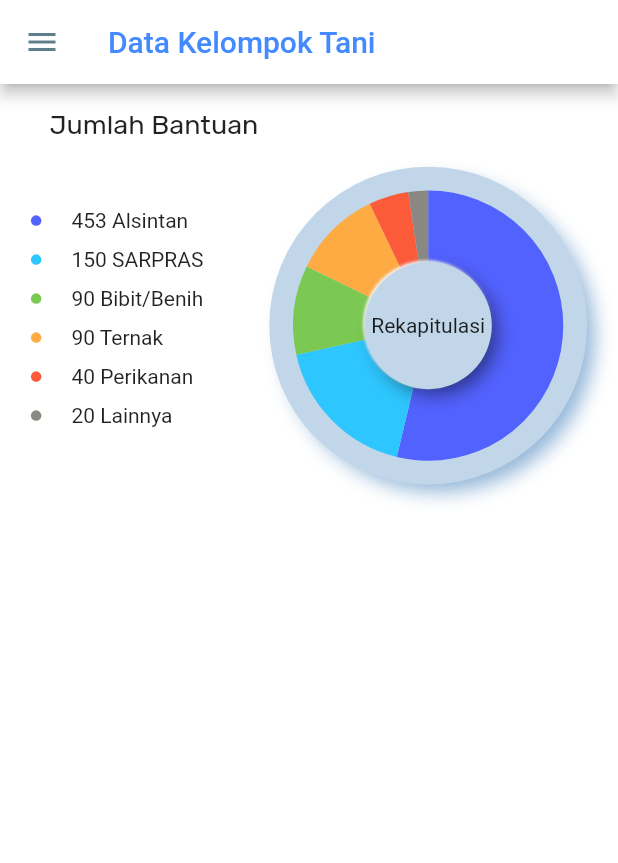
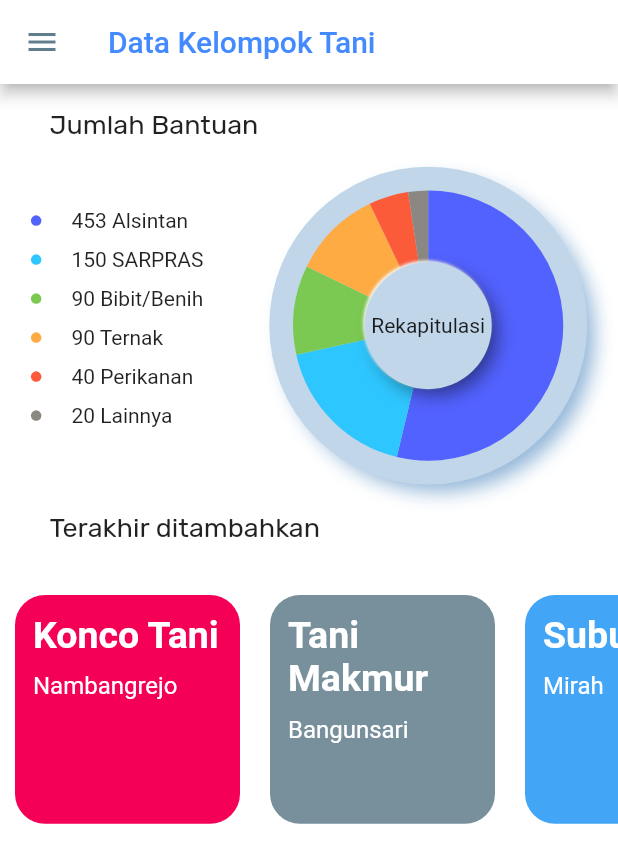
Before and after one commit to kholiqulrasydin/dakota, a Flutter app: the HomePage screen opened directly, on a phone screen of 412 x 824 dp. Shown: the top 863 px of the screen. Run offline on Flutter 3.47's test engine with Material 2 defaults, Android fonts, the phone set to English and light mode, and no system bars; our stand-ins replace google_fonts, simple_animations.

Commit message:
View All Updated

```diff
--- a/lib/dakota_view.dart
+++ b/lib/dakota_view.dart
@@ -21,7 +21,7 @@ class _DakotaViewState extends State<DakotaView> {
           },
           icon: Icon(
             Icons.arrow_back,
-            color: Colors.green,
+            color: Colors.blueAccent,
           ),
         ),
         title: Text('Profil Kelompok', style: TextStyle(color: Colors.blueGrey),),
@@ -38,10 +38,13 @@ class _DakotaViewState extends State<DakotaView> {
               height: 40,
             ),
             Row(
+              mainAxisAlignment: MainAxisAlignment.spaceBetween,
+              children: <Widget>[
+                Row(
                   children: [
                     Icon(
                       Icons.people,
-                  color: Colors.green,
+                      color: Colors.blueAccent,
                     ),
                     SizedBox(
                       width: 8,
@@ -50,6 +53,9 @@ class _DakotaViewState extends State<DakotaView> {
                       "Informasi Kelompok",
                       style: TextStyle(fontSize: 18, fontWeight: FontWeight.bold),
                     ),
+                  ],
+                ),
+                IconButton(icon: Icon(Icons.edit, color: Colors.blueAccent,), onPressed: (){},)
               ],
             ),
             Divider(
@@ -62,8 +68,8 @@ class _DakotaViewState extends State<DakotaView> {
             buildAccountOptionRow(context, "Nama Kelompok", widget.namaKelompok),
             buildAccountOptionRow(context, "Nomor Register", "202011080001"),
             buildAccountOptionRow(context, "Alamat", "Jl. Mawar 12, Dukuh Wetan"),
-            buildAccountOptionRow(context, "Kecamatan", "Sukorejo"),
-            buildAccountOptionRow(context, "Kelurahan/Desa", "Nambangrejo"),
+            buildAccountOptionRow(context, "Kecamatan", "Babadan"),
+            buildAccountOptionRow(context, "Kelurahan/Desa", "Japan"),
             buildAccountOptionRow(context, "Nama Ketua", "Sutejo"),
             buildAccountOptionRow(context, "Jumlah Anggota", "9 Orang"),
             buildAccountOptionRow(context, "Detail Lahan", "214 meter persegi non-sawah"),
@@ -72,10 +78,13 @@ class _DakotaViewState extends State<DakotaView> {
               height: 40,
             ),
             Row(
+              mainAxisAlignment: MainAxisAlignment.spaceBetween,
+              children: <Widget>[
+                Row(
                   children: [
                     Icon(
                       Icons.accessibility,
-                  color: Colors.green,
+                      color: Colors.blueAccent,
                     ),
                     SizedBox(
                       width: 8,
@@ -84,6 +93,9 @@ class _DakotaViewState extends State<DakotaView> {
                       "Bantuan",
                       style: TextStyle(fontSize: 18, fontWeight: FontWeight.bold),
                     ),
+                  ],
+                ),
+                IconButton(icon: Icon(Icons.add, color: Colors.blueAccent,), onPressed: (){})
               ],
             ),
             Divider(
@@ -143,11 +155,20 @@ class _DakotaViewState extends State<DakotaView> {
                   ],
                 ),
                 actions: [
+                  InkWell(
+                    onTap: (){},
+                    child: Row(
+                      children: <Widget>[
+                        Text('Hapus', style: TextStyle(color: Colors.redAccent.shade400),),
+                        Icon(Icons.delete, color: Colors.redAccent.shade400,),
+                      ],
+                    ),
+                  ),
                   FlatButton(
                       onPressed: () {
                         Navigator.of(context).pop();
                       },
-                      child: Text("Close")),
+                      child: Text("Tutup")),
                 ],
               );
             });
--- a/lib/home.dart
+++ b/lib/home.dart
@@ -1,4 +1,7 @@
+import 'dart:math';
+
 import 'package:dakota/dakota_add.dart';
+import 'package:dakota/dakota_view.dart';
 import 'package:dakota/dakota_viewAll.dart';
 import 'package:dakota/edit_profile_page.dart';
 import 'package:flutter/material.dart';
@@ -14,6 +17,39 @@ class HomePage extends StatefulWidget {
 
 class _HomePageState extends State<HomePage> {
   final _drawerKey = GlobalKey<ScaffoldState>();
+
+  final fData = [
+    {
+      "name": "Konco Tani",
+      "ketuaKelompok": "Sutejo",
+      "kelurahan": "Nambangrejo",
+      "image": "kontjotanie.jpg"
+    },
+    {
+      "name": "Tani Makmur",
+      "ketuaKelompok": "Bowo",
+      "kelurahan": "Bangunsari",
+      "image": "kontjotanie.jpg"
+    },
+    {
+      "name": "Subur Jaya",
+      "ketuaKelompok": "Suyatno",
+      "kelurahan": "Mirah",
+      "image": "kontjotanie.jpg"
+    },
+    {
+      "name": "Tani Makmur",
+      "ketuaKelompok": "Bambang",
+      "kelurahan": "Sukorejo",
+      "image": "kontjotanie.jpg"
+    },
+    {
+      "name": "Tani Subur",
+      "ketuaKelompok": "Rahmadi",
+      "kelurahan": "Ponorogo",
+      "image": "kontjotanie.jpg"
+    }
+  ];
 
   @override
   Widget build(BuildContext context) {
@@ -93,19 +129,6 @@ class _HomePageState extends State<HomePage> {
                   ),
                 ),
               ),
-              InkWell(
-                onTap: (){},
-                child: Container(
-                  width: width * 0.60,
-                  margin: EdgeInsets.only(bottom: height * 0.03),
-                  child: Column(
-                    children: <Widget>[
-                      Text('Kelompok Tani Berdasar Kecamatan', style: TextStyle(color: Colors.blueGrey),),
-                      Divider(color: Colors.blueGrey,)
-                    ],
-                  ),
-                ),
-              ),
             ],
           ),
         ),
@@ -125,7 +148,9 @@ class _HomePageState extends State<HomePage> {
           style: TextStyle(color: Colors.blueAccent),
         ),
       ),
-      body: Container(
+      body: SingleChildScrollView(
+        scrollDirection: Axis.vertical,
+        child: Container(
           child: Center(
             child: Column(
               children: <Widget>[
@@ -154,6 +179,19 @@ class _HomePageState extends State<HomePage> {
                           ),
                         ),
                       ),
+                      Container(
+                        alignment: Alignment.topLeft,
+                        margin: EdgeInsets.only(left: width * 0.08),
+                        child: Text('Terakhir ditambahkan', style:
+                        GoogleFonts.rubik(fontWeight: FontWeight.w400, fontSize: 18),),
+                      ),
+                      AnimatedContainer(
+                        duration: const Duration(milliseconds: 200),
+                        width: width,
+                        alignment: Alignment.topCenter,
+                        height: height * 0.27,
+                        child: LastAdded(fData),
+                      ),
                     ],
                   ),
                 ),
@@ -161,6 +199,79 @@ class _HomePageState extends State<HomePage> {
             ),
           ),
         ),
+      ),
     );
   }
 }
+class LastAdded extends StatelessWidget {
+  List fData;
+  LastAdded(this.fData);
+
+  var colors =[
+    Colors.teal.shade400,
+    Colors.blue.shade400,
+    Colors.deepPurpleAccent.shade400,
+    Colors.blueGrey.shade400,
+    Colors.amber.shade400,
+    Colors.pinkAccent.shade400,
+    Colors.teal.shade400,
+    Colors.blue.shade400,
+    Colors.deepPurpleAccent.shade400,
+    Colors.blueGrey.shade400,
+    Colors.amber.shade400,
+  ];
+  Random random = new Random();
+
+  @override
+  Widget build(BuildContext context) {
+    final double categoryHeight =
+        MediaQuery.of(context).size.height * 0.30 - 50;
+    return SafeArea(
+      child: ListView.builder(
+          physics: BouncingScrollPhysics(),
+          scrollDirection: Axis.horizontal,
+          itemCount: fData.length,
+          itemBuilder: (context, index){
+            var c = random.nextInt(
+                colors.length);
+            final _data = fData[index];
+            return Container(
+                width: 150,
+                margin: EdgeInsets.symmetric(vertical: 35, horizontal: 10),
+                height: categoryHeight,
+                decoration: BoxDecoration(
+                    color: colors[c],
+                    borderRadius: BorderRadius.all(Radius.circular(20.0))),
+                child: InkWell(
+                  onTap: (){
+                    Navigator.of(context).push(MaterialPageRoute(builder: (context) => DakotaView(_data['name'])));
+                  },
+                  child: Padding(
+                    padding: const EdgeInsets.all(12.0),
+                    child: Column(
+                      crossAxisAlignment: CrossAxisAlignment.start,
+                      children: <Widget>[
+                        Text(
+                          _data['name'],
+                          style: TextStyle(
+                              fontSize: 25,
+                              color: Colors.white,
+                              fontWeight: FontWeight.bold),
+                        ),
+                        SizedBox(
+                          height: 10,
+                        ),
+                        Text(
+                          _data['kelurahan'],
+                          style: TextStyle(fontSize: 16, color: Colors.white),
+                        ),
+                      ],
+                    ),
+                  ),
+                ),
+            );
+          }
+      ),
+    );
+  }
+}
```
Also changed, not shown: lib/Services/auth.dart (added). Lines whose indentation alone changed are shown as unchanged.
